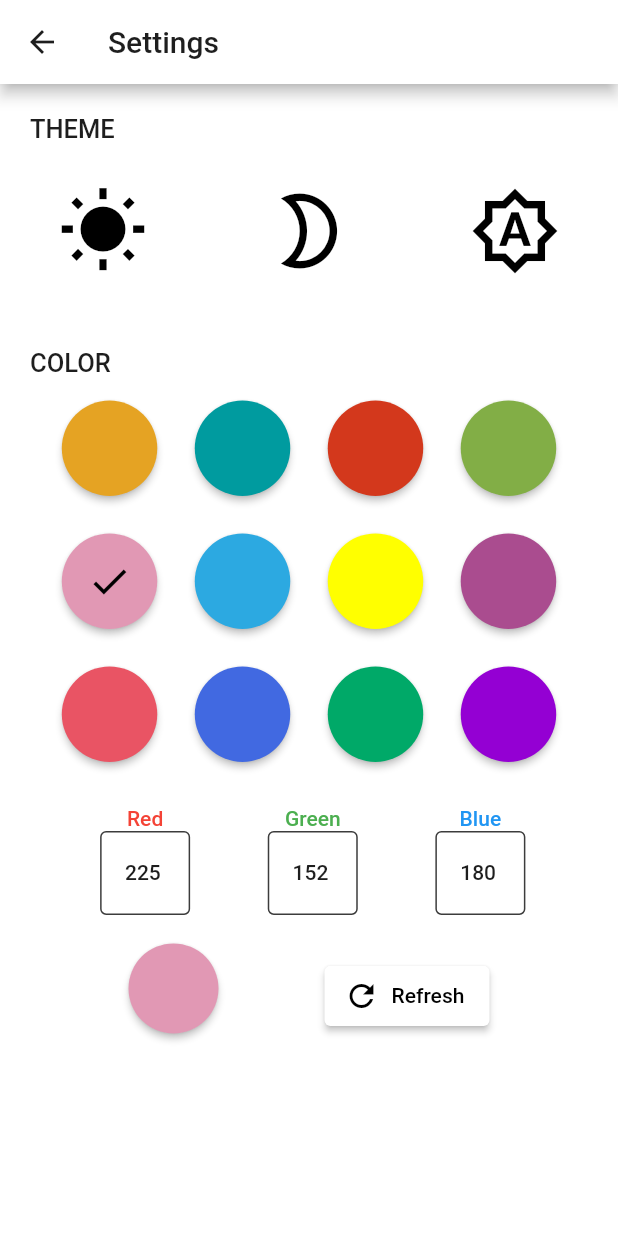
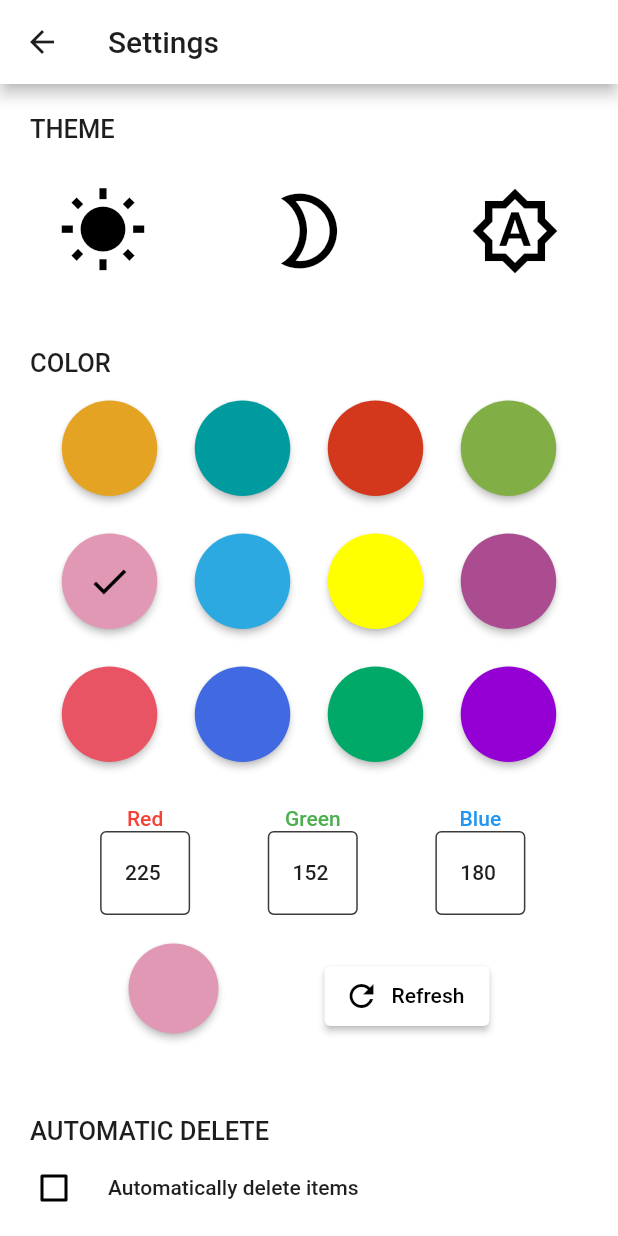
Before and after one commit to tsubasasugawara/Reminder, a Flutter app: the SettingView screen opened directly, after a tap on the "wb sunny" icon, on a phone screen of 412 x 824 dp. Run offline on Flutter 3.47's test engine with Material 2 defaults, Android fonts, the light colour scheme and no system bars; our stand-ins replace shared_preferences; accounts and stored records are empty.

Commit message:
UPDATE
Added automatic deletion function.

```diff
--- a/lib/main.dart
+++ b/lib/main.dart
@@ -4,6 +4,8 @@ import 'package:reminder/multilingualization/app_localizations_delegate.dart';
 import 'package:flutter_localizations/flutter_localizations.dart';
 import 'package:reminder/provider/setting/theme/theme_provider.dart';
 import 'package:reminder/view/home/home_view.dart';
+
+import 'provider/setting/auto_delete/auto_delete_provider.dart';
 
 void main() {
   runApp(const MyApp());
@@ -12,14 +14,23 @@ void main() {
 class MyApp extends StatelessWidget {
   const MyApp({Key? key}) : super(key: key);
 
+  Future<void> settings(ThemeProvider tp) async {
+    await tp.setColors();
+    await AutoDeleteProvider.deleteReminder();
+  }
+
   @override
   Widget build(BuildContext context) {
-    return ChangeNotifierProvider(
-      create: (_) => ThemeProvider(),
+    return MultiProvider(
+      providers: [
+        ChangeNotifierProvider(
+          create: (_) => ThemeProvider(),
+        ),
+      ],
       child: Consumer<ThemeProvider>(
         builder: (context, provider, child) {
           return FutureBuilder(
-            future: provider.setColors(),
+            future: settings(provider),
             builder: (BuildContext context, AsyncSnapshot<void> snapshot) =>
                 MaterialApp(
               theme: provider.getTheme(),
--- /dev/null
+++ b/lib/provider/setting/auto_delete/auto_delete_provider.dart
@@ -0,0 +1,74 @@
+import 'package:flutter/material.dart';
+
+import '../../../model/db/db.dart';
+import '../setting.dart';
+
+class AutoDeleteProvider extends ChangeNotifier {
+  final int defaultDate = 30;
+  bool checkBoxCondition = false;
+  int date = 0;
+
+  TextEditingController controller = TextEditingController();
+
+  AutoDeleteProvider();
+
+  Future<void> init() async {
+    checkBoxCondition = await Setting.getBool(Setting.onOffKey) ?? false;
+    date = await Setting.getInt(Setting.dateUntilDeletedKey) ?? 0;
+
+    controller.text = date.toString();
+  }
+
+  void reload() {
+    notifyListeners();
+  }
+
+  Future<void> onChangeCheckBox(bool? value) async {
+    checkBoxCondition = value ?? false;
+    await Setting.setBool(Setting.onOffKey, checkBoxCondition);
+    reload();
+  }
+
+  void _moveCursor(TextEditingController controller) {
+    controller.selection = TextSelection.fromPosition(
+      TextPosition(offset: controller.text.length),
+    );
+  }
+
+  void _validate(String? value) {
+    if (value == null) return;
+
+    if (RegExp(r'[^0-9]').hasMatch(value)) {
+      value = value.replaceAll(RegExp(r'[^0-9]'), "");
+      controller.text = value;
+      _moveCursor(controller);
+    }
+    if (RegExp(r'^0+[0-9]+').hasMatch(value)) {
+      value = value.replaceAll(RegExp(r'^0+'), '');
+      controller.text = value;
+      _moveCursor(controller);
+    }
+  }
+
+  Future<void> onChangeTextField(String? value) async {
+    _validate(value);
+    await Setting.setInt(
+      Setting.dateUntilDeletedKey,
+      int.tryParse(controller.text) ?? 0,
+    );
+  }
+
+  static Future<void> deleteReminder() async {
+    bool? autoDeleteOn = await Setting.getBool(Setting.onOffKey);
+    if (autoDeleteOn == null || !autoDeleteOn) return;
+
+    int? daysLater = await Setting.getInt(Setting.dateUntilDeletedKey);
+    if (daysLater == null) return;
+
+    int deleteDate = DateTime.now()
+        .subtract(Duration(days: daysLater))
+        .millisecondsSinceEpoch;
+    String where = "${Notifications.timeKey} <= ?";
+    await Notifications().delete(where, [deleteDate]);
+  }
+}
--- /dev/null
+++ b/lib/provider/setting/setting.dart
@@ -0,0 +1,38 @@
+import 'package:shared_preferences/shared_preferences.dart';
+
+class Setting {
+  static const String primaryColorKey = "primaryColor";
+  static const String uiModeKey = "uiModeKey";
+  static const dateUntilDeletedKey = "date_until_deleted";
+  static const onOffKey = "auto_delete_on_off";
+
+  static Future<int?> getInt(String key) async {
+    SharedPreferences prefs = await SharedPreferences.getInstance();
+    return prefs.getInt(key);
+  }
+
+  static Future<String?> getString(String key) async {
+    SharedPreferences prefs = await SharedPreferences.getInstance();
+    return prefs.getString(key);
+  }
+
+  static Future<bool?> getBool(String key) async {
+    SharedPreferences prefs = await SharedPreferences.getInstance();
+    return prefs.getBool(key);
+  }
+
+  static Future<bool> setInt(String key, int value) async {
+    SharedPreferences prefs = await SharedPreferences.getInstance();
+    return await prefs.setInt(key, value);
+  }
+
+  static Future<bool> setString(String key, String value) async {
+    SharedPreferences prefs = await SharedPreferences.getInstance();
+    return await prefs.setString(key, value);
+  }
+
+  static Future<bool> setBool(String key, bool value) async {
+    SharedPreferences prefs = await SharedPreferences.getInstance();
+    return await prefs.setBool(key, value);
+  }
+}
--- a/lib/provider/setting/theme/theme_provider.dart
+++ b/lib/provider/setting/theme/theme_provider.dart
@@ -1,7 +1,7 @@
 import 'package:flutter/material.dart';
 import 'package:flutter/scheduler.dart';
 import 'package:reminder/components/brightness/brightness.dart';
-import 'package:shared_preferences/shared_preferences.dart';
+import '../setting.dart';
 
 /// App theme.
 class ThemeProvider extends ChangeNotifier {
@@ -34,21 +34,17 @@ class ThemeProvider extends ChangeNotifier {
   Color elevatedButtonBackground = const Color.fromARGB(255, 50, 50, 50);
   Color canvasColor = const Color.fromARGB(255, 60, 60, 60);
 
-  String primaryColorKey = "primaryColor";
-  String uiModeKey = "uiModeKey";
-
   ThemeProvider() {
     primaryColor = backgroundColor;
   }
 
   /// プライマリーカラーとテーマをセットする
   Future<void> setColors() async {
-    SharedPreferences prefs = await SharedPreferences.getInstance();
-    int colorCode = prefs.getInt(primaryColorKey) ?? 0xffe198b4;
+    int colorCode = await Setting.getInt(Setting.primaryColorKey) ?? 0xffe198b4;
     primaryColor = Color(colorCode);
     selectedIndex = _getIndex();
 
-    uiMode = prefs.getString(uiModeKey) ?? "A";
+    uiMode = await Setting.getString(Setting.uiModeKey) ?? "A";
     String tmpUiMode = uiMode == "A"
         ? SchedulerBinding.instance.window.platformBrightness == Brightness.dark
             ? "D"
@@ -66,8 +62,7 @@ class ThemeProvider extends ChangeNotifier {
   void changePrimaryColor(int colorCode) async {
     primaryColor = Color(colorCode);
     selectedIndex = _getIndex();
-    SharedPreferences prefs = await SharedPreferences.getInstance();
-    prefs.setInt(primaryColorKey, colorCode);
+    await Setting.setInt(Setting.primaryColorKey, colorCode);
 
     notifyListeners();
   }
@@ -107,8 +102,7 @@ class ThemeProvider extends ChangeNotifier {
     } else {
       uiMode = "A";
     }
-    SharedPreferences prefs = await SharedPreferences.getInstance();
-    prefs.setString(uiModeKey, uiMode);
+    await Setting.setString(Setting.uiModeKey, uiMode);
 
     notifyListeners();
   }
@@ -124,6 +118,7 @@ class ThemeProvider extends ChangeNotifier {
       backgroundColor: backgroundColor,
       bottomAppBarColor: barColor,
       dialogBackgroundColor: dialogBackground,
+      unselectedWidgetColor: judgeBlackWhite(backgroundColor),
       appBarTheme: AppBarTheme(
         backgroundColor: backgroundColor,
         iconTheme: IconThemeData(
--- a/lib/values/messages.dart
+++ b/lib/values/messages.dart
@@ -39,6 +39,10 @@ class Messages {
     required this.sortBy,
     required this.topUpSetAlarmReminder,
     required this.searchBarHintText,
+    required this.automaticDelete,
+    required this.automaticDeleteMsg,
+    required this.dayLater,
+    required this.daysLater,
   });
 
   final String appTitle;
@@ -78,6 +82,10 @@ class Messages {
   final String sortBy;
   final String topUpSetAlarmReminder;
   final String searchBarHintText;
+  final String automaticDelete;
+  final String automaticDeleteMsg;
+  final String dayLater;
+  final String daysLater;
 
   factory Messages.of(Locale locale) {
     switch (locale.languageCode) {
@@ -128,6 +136,10 @@ class Messages {
         sortBy: '[逆順]',
         topUpSetAlarmReminder: '[アラームONを上に表示]',
         searchBarHintText: 'キーワードを入力してください',
+        automaticDelete: '自動削除',
+        automaticDeleteMsg: '自動でアイテムを削除する',
+        dayLater: '日後',
+        daysLater: '日後',
       );
 
   factory Messages.en() => Messages(
@@ -169,5 +181,9 @@ class Messages {
         sortBy: '[Reverse order]',
         topUpSetAlarmReminder: '[Show alarms set on top]',
         searchBarHintText: 'Please enter keyword',
+        automaticDelete: 'AUTOMATIC DELETE',
+        automaticDeleteMsg: 'Automatically delete items',
+        dayLater: 'day later',
+        daysLater: 'days later',
       );
 }
--- /dev/null
+++ b/lib/view/setting/auto_delete/auto_delete.dart
@@ -0,0 +1,95 @@
+import 'package:flutter/material.dart';
+import 'package:provider/provider.dart';
+import 'package:reminder/multilingualization/app_localizations.dart';
+
+import '../../../provider/setting/auto_delete/auto_delete_provider.dart';
+
+class AutoRemove extends StatelessWidget {
+  const AutoRemove({Key? key}) : super(key: key);
+
+  @override
+  Widget build(BuildContext context) {
+    return Column(
+      crossAxisAlignment: CrossAxisAlignment.start,
+      children: [
+        Container(
+          margin: const EdgeInsets.only(left: 20),
+          child: Text(
+            AppLocalizations.of(context)!.automaticDelete,
+            style:
+                Theme.of(context).textTheme.bodyText1?.apply(fontSizeDelta: 3),
+          ),
+        ),
+        ChangeNotifierProvider(
+          create: (BuildContext context) => AutoDeleteProvider(),
+          child: Consumer<AutoDeleteProvider>(
+            builder: (context, provider, child) {
+              return FutureBuilder(
+                future: Provider.of<AutoDeleteProvider>(context).init(),
+                builder: (BuildContext context, AsyncSnapshot snapshot) {
+                  return Column(
+                    children: [
+                      Center(
+                        child: CheckboxListTile(
+                          value: provider.checkBoxCondition,
+                          title: Text(
+                            AppLocalizations.of(context)!.automaticDeleteMsg,
+                            style: Theme.of(context).textTheme.bodyText1,
+                          ),
+                          controlAffinity: ListTileControlAffinity.leading,
+                          onChanged: (value) async {
+                            await provider.onChangeCheckBox(value);
+                          },
+                        ),
+                      ),
+                      Row(
+                        mainAxisAlignment: MainAxisAlignment.center,
+                        children: [
+                          SizedBox(
+                            width: MediaQuery.of(context).size.width * 0.3,
+                            child: TextField(
+                              enabled: provider.checkBoxCondition,
+                              keyboardType: TextInputType.number,
+                              textAlign: TextAlign.center,
+                              controller: provider.controller,
+                              style: Theme.of(context).textTheme.bodyText1,
+                              decoration: InputDecoration(
+                                enabledBorder: OutlineInputBorder(
+                                  borderSide: BorderSide(
+                                    color: Theme.of(context).hintColor,
+                                  ),
+                                ),
+                                focusedBorder: OutlineInputBorder(
+                                  borderSide: BorderSide(
+                                    color: Theme.of(context).hintColor,
+                                  ),
+                                ),
+                                contentPadding: const EdgeInsets.all(10),
+                              ),
+                              onChanged: (value) async {
+                                provider.onChangeTextField(value);
+                              },
+                            ),
+                          ),
+                          Container(
+                            margin: const EdgeInsets.only(left: 5),
+                            child: Text(
+                              provider.controller.text == "1"
+                                  ? AppLocalizations.of(context)!.dayLater
+                                  : AppLocalizations.of(context)!.daysLater,
+                              style: Theme.of(context).textTheme.bodyText1,
+                            ),
+                          ),
+                        ],
+                      ),
+                    ],
+                  );
+                },
+              );
+            },
+          ),
+        ),
+      ],
+    );
+  }
+}
--- a/lib/view/setting/setting_view.dart
+++ b/lib/view/setting/setting_view.dart
@@ -1,5 +1,6 @@
 import 'package:flutter/material.dart';
 import 'package:reminder/multilingualization/app_localizations.dart';
+import 'package:reminder/view/setting/auto_delete/auto_delete.dart';
 import 'package:reminder/view/setting/theme/primary_color_selector.dart';
 import 'package:reminder/view/setting/theme/ui_mode_selector.dart';
 import 'package:reminder/components/spacer/spacer.dart' as spacer;
@@ -32,6 +33,8 @@ class SettingView extends StatelessWidget {
               spacer.Spacer(_verticalSpaceSize, _verticalSpaceSize, 0, 0),
               const PrimaryColorSelector(),
               spacer.Spacer(_verticalSpaceSize, _verticalSpaceSize, 0, 0),
+              const AutoRemove(),
+              spacer.Spacer(_verticalSpaceSize, _verticalSpaceSize, 0, 0),
             ],
           ),
         ),
```
